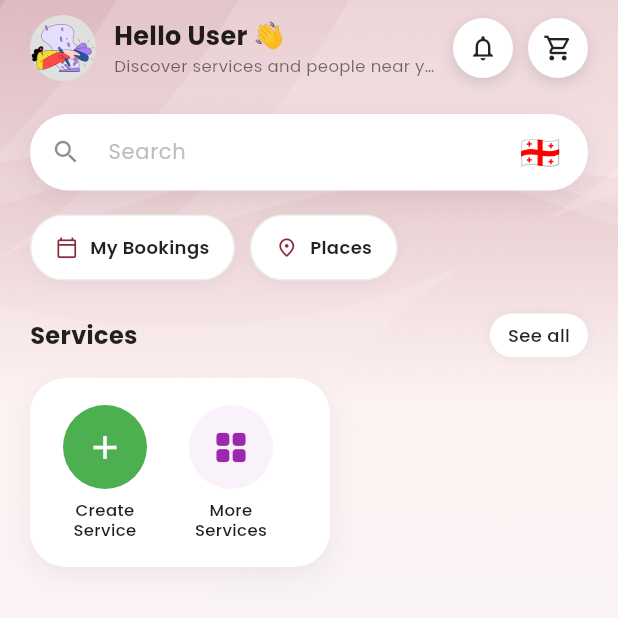
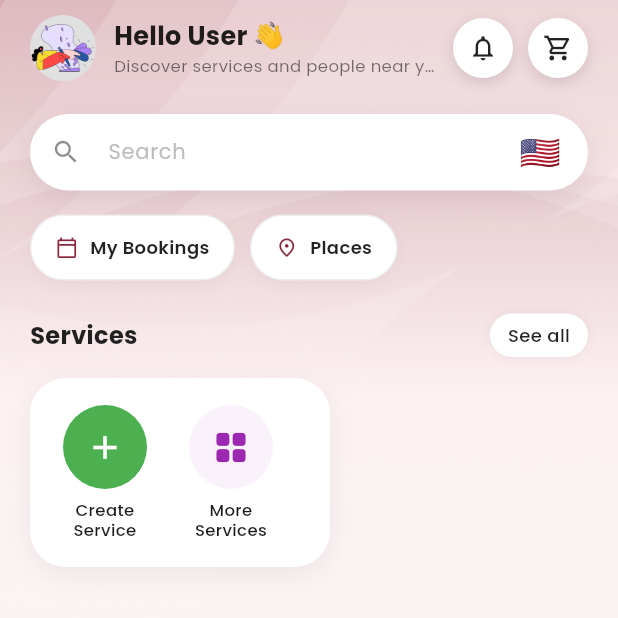
Before and after one commit to BenedictUkwenya/lifekit, a Flutter app: the HomeScreen screen opened directly, on a phone screen of 412 x 824 dp, the top half of it. Run offline on Flutter 3.47's test engine with Material 3 defaults, Android fonts, the phone set to English and light mode, and no system bars; drawn by our look-alikes of flutter_animate; our stand-ins replace cached_network_image, carousel_slider, firebase_core, firebase_messaging, fl_chart, flutter_dotenv and 12 more; missing offline and left inert: flutter_stripe; accounts and stored records are empty; network calls fail.

Commit message:
Header flag shows the country the user is in now
One CountryService for home and explore: IP lookup with two fallback
services, then the device region, cached for instant display. Explore
used the profile country and home fell back to Georgia on any timeout.

Co-Authored-By: Claude Opus 5.5 <noreply@anthropic.com>

```diff
--- /dev/null
+++ b/lib/core/services/country_service.dart
@@ -0,0 +1,83 @@
+import 'dart:convert';
+import 'dart:ui' show PlatformDispatcher;
+
+import 'package:http/http.dart' as http;
+import 'package:shared_preferences/shared_preferences.dart';
+
+/// Works out which country the user is in right now (for the header flag).
+///
+/// Order: three free IP-geolocation services (each can rate-limit or time
+/// out), then the phone's region setting. The last answer is cached so the
+/// flag shows instantly on the next launch and is then refreshed.
+class CountryService {
+  CountryService._();
+
+  static const _prefsKey = 'current_country_code';
+  static String? _session; // resolved this app run
+  static Future<String>? _inFlight;
+
+  /// Last known code (cache or device region) without any network call.
+  static Future<String> cached() async {
+    if (_session != null) return _session!;
+    try {
+      final prefs = await SharedPreferences.getInstance();
+      final saved = prefs.getString(_prefsKey);
+      if (_valid(saved)) return saved!;
+    } catch (_) {}
+    return _deviceRegion() ?? 'GE';
+  }
+
+  /// Current country code, looked up once per app run.
+  static Future<String> current() {
+    if (_session != null) return Future.value(_session);
+    return _inFlight ??= _resolve().whenComplete(() => _inFlight = null);
+  }
+
+  static Future<String> _resolve() async {
+    final lookups = <Future<String?> Function()>[
+      () => _fetch('https://ipapi.co/json/?fields=country_code', 'country_code'),
+      () => _fetch('https://api.country.is/', 'country'),
+      () => _fetch('https://ipwho.is/?fields=country_code', 'country_code'),
+    ];
+    String? code;
+    for (final lookup in lookups) {
+      code = await lookup();
+      if (code != null) break;
+    }
+    code ??= await cached();
+    _session = code;
+    try {
+      final prefs = await SharedPreferences.getInstance();
+      await prefs.setString(_prefsKey, code);
+    } catch (_) {}
+    return code;
+  }
+
+  static Future<String?> _fetch(String url, String field) async {
+    try {
+      final res = await http.get(Uri.parse(url)).timeout(const Duration(seconds: 8));
+      if (res.statusCode != 200) return null;
+      final code = (jsonDecode(res.body) as Map<String, dynamic>)[field]
+          ?.toString()
+          .toUpperCase()
+          .trim();
+      return _valid(code) ? code : null;
+    } catch (_) {
+      return null;
+    }
+  }
+
+  static String? _deviceRegion() {
+    final code = PlatformDispatcher.instance.locale.countryCode?.toUpperCase();
+    return _valid(code) ? code : null;
+  }
+
+  static bool _valid(String? c) =>
+      c != null && c.length == 2 && c.codeUnits.every((u) => u >= 0x41 && u <= 0x5A);
+
+  /// "NG" -> 🇳🇬
+  static String flagEmoji(String code) {
+    final c = _valid(code.toUpperCase()) ? code.toUpperCase() : 'GE';
+    return String.fromCharCodes(c.codeUnits.map((u) => u - 0x41 + 0x1F1E6));
+  }
+}
--- a/lib/features/home/screens/home_screen.dart
+++ b/lib/features/home/screens/home_screen.dart
@@ -11,7 +11,7 @@ import 'event_detail_screen.dart';
 import '../daily_plan.dart';
 import '../widgets/daily_plan_card.dart';
 import 'package:flutter/services.dart';
-import 'package:http/http.dart' as http;
+import '../../../core/services/country_service.dart';
 import 'package:google_fonts/google_fonts.dart';
 import 'package:carousel_slider/carousel_slider.dart';
 import 'package:cached_network_image/cached_network_image.dart';
@@ -573,41 +573,16 @@ class _HomeScreenState extends State<HomeScreen> {
 
   // ── Local Flag Helpers ────────────────────
 
-  // Fetches the user's country from their IP address; falls back to 'GE' (Georgia)
+  // Flag of the country the user is in right now (IP lookup with fallbacks).
   Future<void> _fetchCountryFromIp() async {
-    try {
-      final res = await http
-          .get(Uri.parse('https://ipapi.co/json/?fields=country_code'))
-          .timeout(const Duration(seconds: 5));
-      if (res.statusCode == 200) {
-        final data = jsonDecode(res.body) as Map<String, dynamic>;
-        final code =
-            data['country_code']?.toString().toUpperCase().trim() ?? '';
-        if (code.length == 2 && mounted) {
-          setState(() => _countryCode = code);
-          return;
-        }
-      }
-    } catch (_) {}
-    // Keep default 'GE'
+    final cached = await CountryService.cached();
+    if (mounted) setState(() => _countryCode = cached);
+    final code = await CountryService.current();
+    if (mounted && code != _countryCode) setState(() => _countryCode = code);
   }
 
   // Returns the resolved country code
   String _getLocalCountryCode() => _countryCode;
-
-  // Converts the 2-letter country code into a Flag Emoji
-  String _getFlagEmoji(String countryCode) {
-    final normalized = countryCode.toUpperCase().trim();
-    final isValid =
-        normalized.length == 2 &&
-        normalized.codeUnits.every((c) => c >= 0x41 && c <= 0x5A);
-    final safeCode = isValid ? normalized : 'GE';
-    const int flagOffset = 0x1F1E6;
-    const int asciiOffset = 0x41;
-    final int firstChar = safeCode.codeUnitAt(0) - asciiOffset + flagOffset;
-    final int secondChar = safeCode.codeUnitAt(1) - asciiOffset + flagOffset;
-    return String.fromCharCode(firstChar) + String.fromCharCode(secondChar);
-  }
 
   // ── Safe Image Helper ──────────────────────
   // Handles cases where Supabase saves the image as a nested list [["url"]]
@@ -1410,7 +1385,7 @@ class _HomeScreenState extends State<HomeScreen> {
             child: Center(
               widthFactor: 1.0,
               child: Text(
-                _getFlagEmoji(_getLocalCountryCode()),
+                CountryService.flagEmoji(_getLocalCountryCode()),
                 style: const TextStyle(fontSize: 22),
               ),
             ),
```
Also changed, not shown: lib/features/services/screens/services_list_screen.dart (+8 -34 lines), 1 other file.
